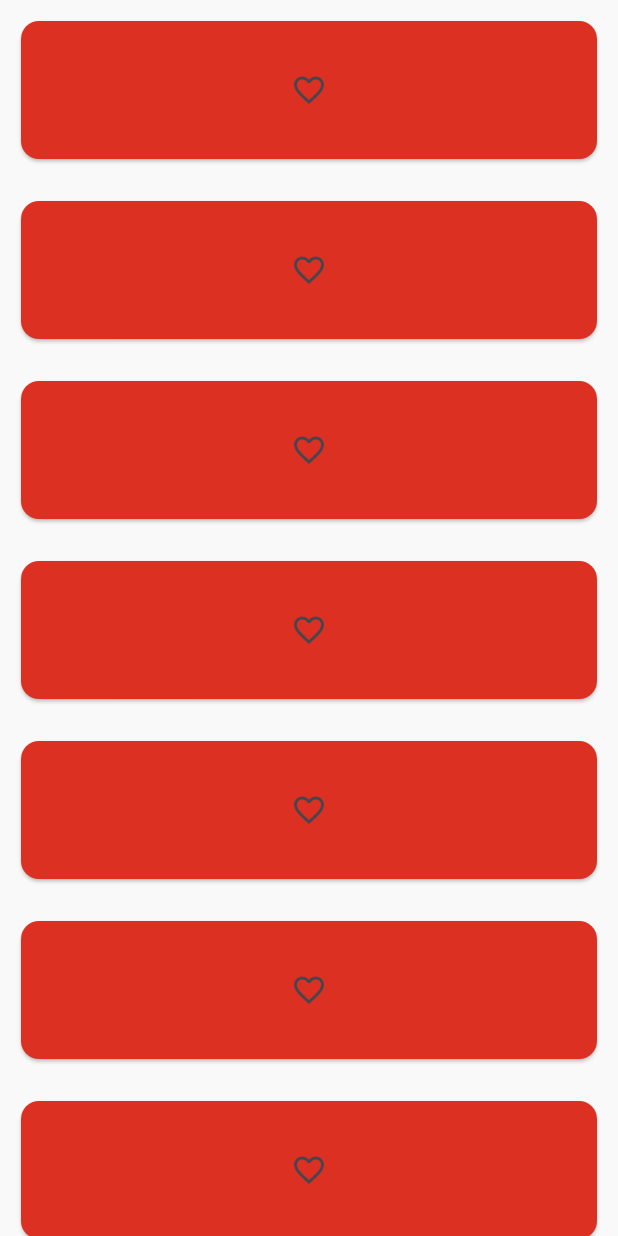
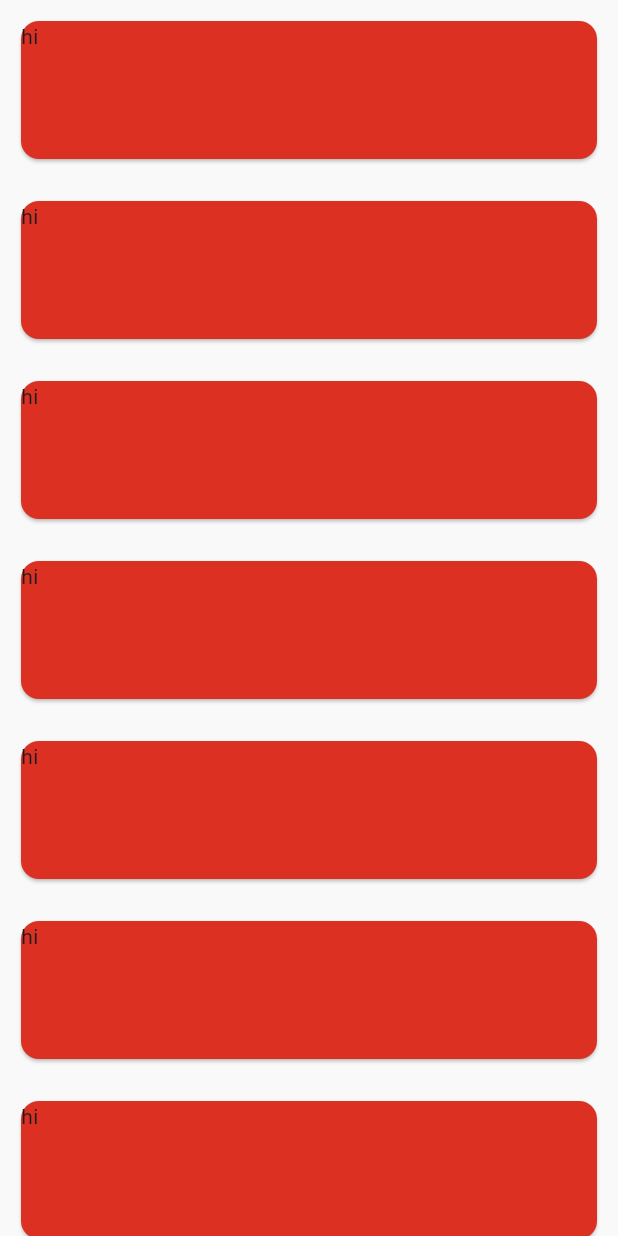
Before and after one commit to Coder-CH1/E-commerce, a Flutter app: the Women screen opened directly, on a phone screen of 412 x 824 dp. Run offline on Flutter 3.47's test engine with Material 3 defaults, Android fonts, the phone set to English and light mode, and no system bars; our stand-ins replace animated_text_kit, cloud_firestore, firebase_auth, firebase_core, flutter_dotenv, sticky_headers; accounts and stored records are empty.

Commit message:
update on segmented control

```diff
--- a/lib/ui/main_page/categories/categories.dart
+++ b/lib/ui/main_page/categories/categories.dart
@@ -146,31 +146,43 @@ class Women extends StatefulWidget {
 class _WomenState extends State<Women> {
   @override
   Widget build(BuildContext context) {
-    return Scaffold(
-        body: ListView.builder(
+    //double width = MediaQuery.of(context).size.width/4;
+    return const Scaffold(
+      body: WomenGridLayout(),
+    );
+  }
+}
+
+class WomenGridLayout extends StatelessWidget {
+  const WomenGridLayout({super.key});
+
+  @override
+  Widget build(BuildContext context) {
+    return ListView.builder(
+        shrinkWrap: true,
         itemCount: 10,
         itemBuilder: (context, index) {
-              return Padding(
-                padding: const EdgeInsets.all(10),
+          return const Padding(
+            padding: EdgeInsets.all(10),
             child: GridTile(
                 child: SizedBox(
                   height: 100,
                   width: 300,
                   child: Card(
                     color: redColor,
-                        child: IconButton(
-                          onPressed: (){},
-                          icon: const Icon(Icons.favorite_border)
-                        )
+                    child: CustomText(
+                        text: 'hi',
+                        style: TextStyle()
+                    ),
                   ),
                 )
             ),
           );
         }
-        )
     );
   }
 }
+
 
 ///
 class Men extends StatefulWidget {
@@ -181,7 +193,39 @@ class Men extends StatefulWidget {
 class _MenState extends State<Men> {
   @override
   Widget build(BuildContext context) {
-    return const Scaffold();
+    return const Scaffold(
+      body: MenGridLayout(),
+    );
+  }
+}
+
+class MenGridLayout extends StatelessWidget {
+  const MenGridLayout({super.key});
+
+  @override
+  Widget build(BuildContext context) {
+    return Flexible(
+      child: GridView.builder(
+          gridDelegate: const SliverGridDelegateWithFixedCrossAxisCount(
+            crossAxisCount: 2,
+            crossAxisSpacing: 4,
+            mainAxisSpacing: 4,
+          ),
+          itemCount: 20,
+          itemBuilder: (context, index) {
+            return const GridTile(
+                child: SizedBox(
+                  height: 300,
+                  width: 80,
+                  child: Card(
+                    color: redColor,
+                    child: Icon(Icons.favorite_border),
+                  ),
+                )
+            );
+          }
+      ),
+    );
   }
 }
 
```
Lines whose indentation alone changed are shown as unchanged.
